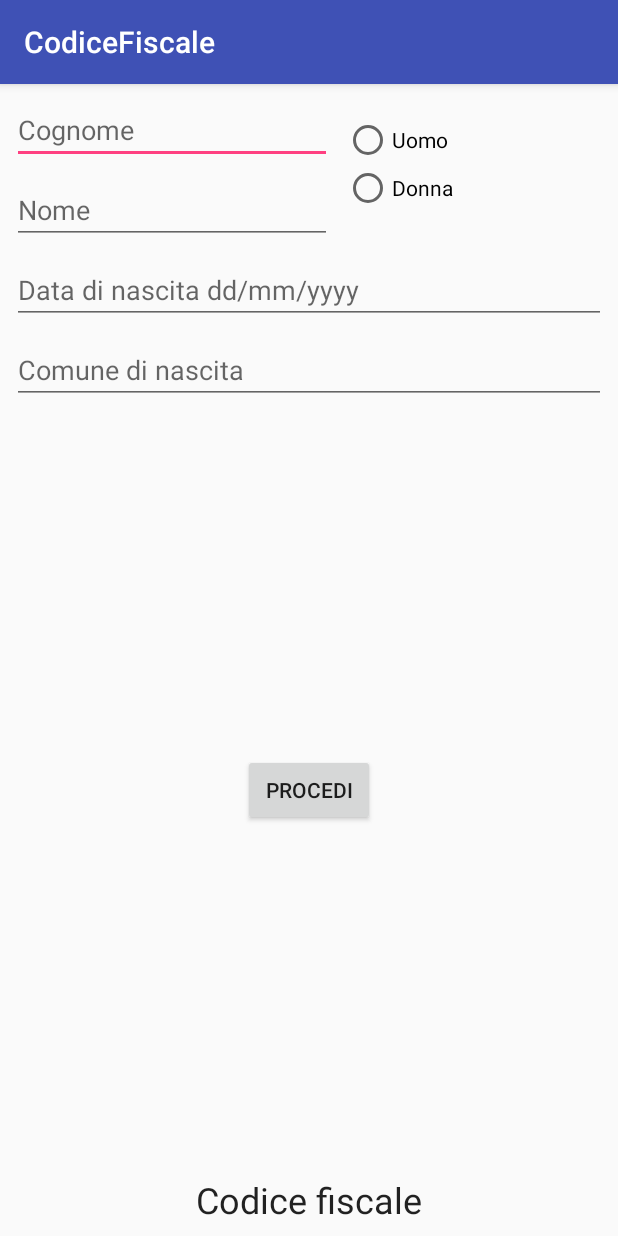
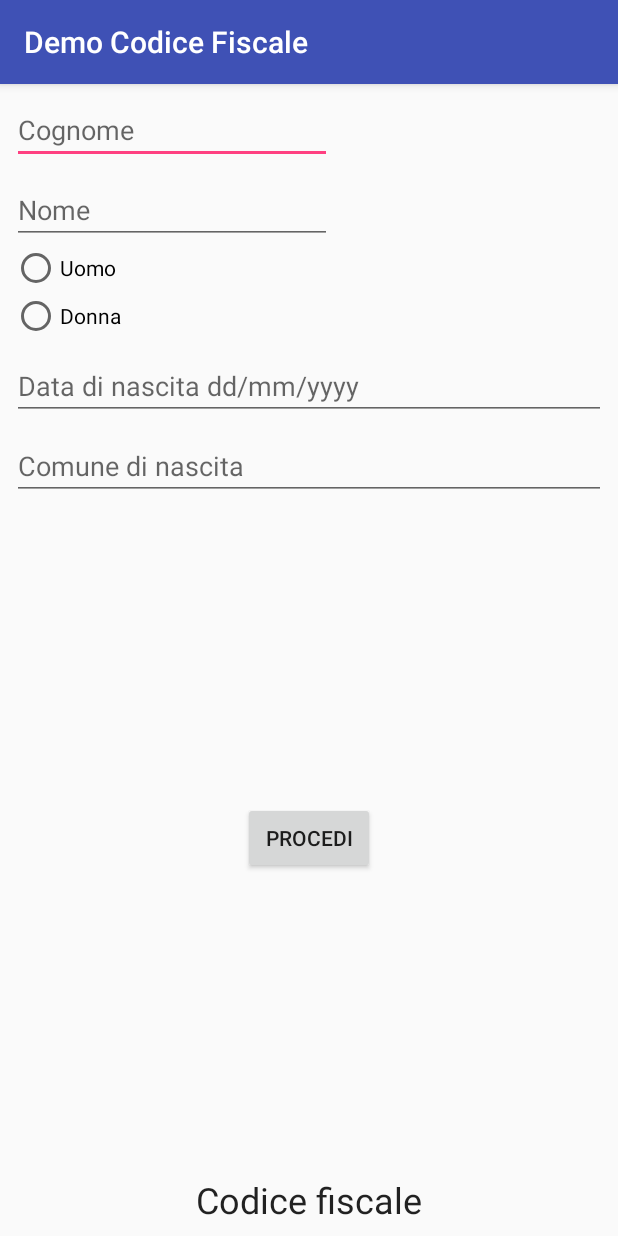
Before and after one commit to GangemiLorenzo/CodiceFiscaleUtil-Android, an Android app: the screen it shows after launch (MainActivity), on a phone screen of 412 x 824 dp. Run offline under Robolectric (Android 15) with nearby library versions, the phone set to English and light mode, and no system bars.

Commit message:
07/08/2018

```diff
--- a/app/src/main/java/gangemi/lorenzo/codicefiscale/MainActivity.java
+++ b/app/src/main/java/gangemi/lorenzo/codicefiscale/MainActivity.java
@@ -28,7 +28,7 @@ public class MainActivity extends AppCompatActivity {
     TextView CodiceFiscale;
     EditText Cognome, Nome, DataDiNascita;
     AutoCompleteTextView ComuneDiNascita;
-    RadioButton Uomo,Donna;
+    RadioButton Uomo;
     Button BtnProcedi;
 
     @Override
@@ -45,7 +45,7 @@ public class MainActivity extends AppCompatActivity {
         Cognome = this.findViewById(R.id.editCognome);
         Nome = this.findViewById(R.id.editNome);
         DataDiNascita = this.findViewById(R.id.editData);
-        ComuneDiNascita = (AutoCompleteTextView) this.findViewById(R.id.editAutoCitta);
+        ComuneDiNascita = this.findViewById(R.id.editAutoCitta);
         Uomo= this.findViewById(R.id.radioUomo);
         BtnProcedi= findViewById(R.id.btnGenera);
 
--- a/app/src/main/res/layout/activity_main.xml
+++ b/app/src/main/res/layout/activity_main.xml
@@ -31,16 +31,15 @@
         app:layout_constraintTop_toBottomOf="@+id/editCognome" />
 
     <RadioGroup
+        android:id="@+id/radioGroup"
         android:layout_width="0dp"
         android:layout_height="wrap_content"
-        android:layout_marginBottom="8dp"
         android:layout_marginEnd="8dp"
         android:layout_marginStart="8dp"
-        android:layout_marginTop="8dp"
-        app:layout_constraintBottom_toBottomOf="@+id/editNome"
         app:layout_constraintEnd_toEndOf="parent"
-        app:layout_constraintStart_toEndOf="@+id/editCognome"
-        app:layout_constraintTop_toTopOf="parent">
+        app:layout_constraintHorizontal_bias="0.0"
+        app:layout_constraintStart_toStartOf="parent"
+        app:layout_constraintTop_toBottomOf="@+id/editNome">
 
         <RadioButton
             android:id="@+id/radioUomo"
@@ -69,7 +68,7 @@
         android:inputType="date"
         app:layout_constraintEnd_toEndOf="parent"
         app:layout_constraintStart_toStartOf="parent"
-        app:layout_constraintTop_toBottomOf="@+id/editNome" />
+        app:layout_constraintTop_toBottomOf="@+id/radioGroup" />
 
     <AutoCompleteTextView
         android:id="@+id/editAutoCitta"
--- a/app/src/main/res/values/strings.xml
+++ b/app/src/main/res/values/strings.xml
@@ -1,3 +1,3 @@
 <resources>
-    <string name="app_name">CodiceFiscale</string>
+    <string name="app_name">Demo Codice Fiscale</string>
 </resources>
```
Also changed, not shown: 1 other file.
